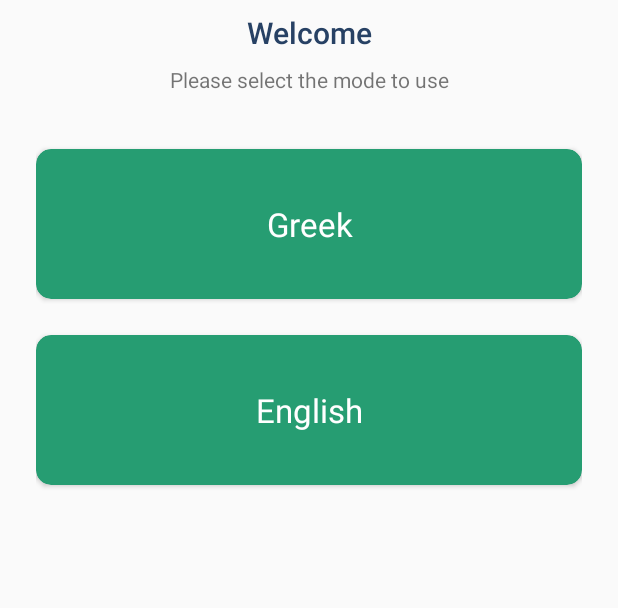
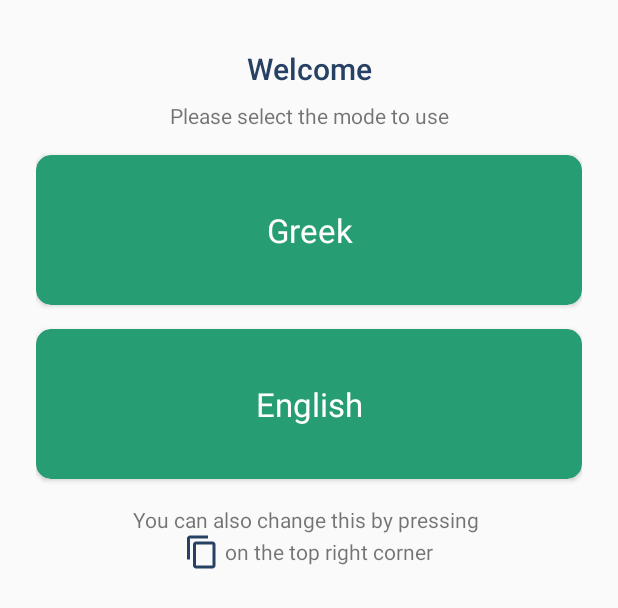
Before and after one commit to riteshakya037/Flashcards-Demo, an Android app: the layout welcome_dialog.xml on its own in the app's theme, with its tools: preview values and no code run, on a phone screen of 412 x 824 dp. Shown: the top 608 px of the screen. Run offline under Robolectric (Android 15) with nearby library versions, the phone set to English and light mode, and no system bars.

Commit message:
-Mode switch completed -Started work on Sets

```diff
--- a/app/src/main/java/com/sorcery/flashcards/CustomViews/WelcomeScreen/WelcomeDialog.java
+++ b/app/src/main/java/com/sorcery/flashcards/CustomViews/WelcomeScreen/WelcomeDialog.java
@@ -2,9 +2,15 @@ package com.sorcery.flashcards.CustomViews.WelcomeScreen;
 
 import android.app.AlertDialog;
 import android.content.Context;
+import android.graphics.Bitmap;
+import android.graphics.BitmapFactory;
 import android.os.Bundle;
 import android.support.v7.widget.CardView;
+import android.text.Spannable;
+import android.text.SpannableStringBuilder;
+import android.text.style.ImageSpan;
 import android.view.View;
+import android.widget.TextView;
 
 import com.sorcery.flashcards.Model.CurrentMode;
 import com.sorcery.flashcards.R;
--- a/app/src/main/res/layout/card_back.xml
+++ b/app/src/main/res/layout/card_back.xml
@@ -50,7 +50,6 @@
             app:mrl_rippleColor="@color/colorAccent"
             app:mrl_rippleDuration="350"
             app:mrl_rippleFadeDuration="75"
-            app:mrl_rippleInAdapter="true"
             app:mrl_rippleHover="true"
             app:mrl_rippleOverlay="false"
             app:mrl_ripplePersistent="true">
--- a/app/src/main/res/layout/welcome_dialog.xml
+++ b/app/src/main/res/layout/welcome_dialog.xml
@@ -1,10 +1,9 @@
 <RelativeLayout xmlns:android="http://schemas.android.com/apk/res/android"
     xmlns:app="http://schemas.android.com/apk/res-auto"
-    xmlns:tools="http://schemas.android.com/tools"
     android:id="@+id/rootView"
     android:layout_width="match_parent"
     android:layout_height="wrap_content"
-    tools:context="com.sorcery.flashcards.CustomViews.WelcomeScreen.ModeSelectionFragment">
+    android:layout_margin="24dp">
 
     <LinearLayout
         android:id="@+id/titleLayout"
@@ -31,11 +30,11 @@
     </LinearLayout>
 
     <LinearLayout
+        android:id="@+id/modeSelector"
         android:layout_width="match_parent"
         android:layout_height="250dp"
         android:layout_below="@id/titleLayout"
         android:gravity="center"
-        android:layout_margin="24dp"
         android:orientation="vertical">
 
 
@@ -43,7 +42,7 @@
             android:id="@+id/greekMode"
             android:layout_width="match_parent"
             android:layout_height="100dp"
-            android:layout_marginBottom="24dp"
+            android:layout_marginBottom="16dp"
             android:background="?android:attr/selectableItemBackground"
             app:cardBackgroundColor="@color/colorPrimaryDark"
             app:cardCornerRadius="10dp">
@@ -74,4 +73,35 @@
         </android.support.v7.widget.CardView>
     </LinearLayout>
 
+    <LinearLayout
+        android:layout_width="match_parent"
+        android:layout_height="wrap_content"
+        android:layout_below="@id/modeSelector"
+        android:gravity="center"
+        android:orientation="vertical">
+
+
+        <TextView
+            android:layout_width="wrap_content"
+            android:layout_height="wrap_content"
+            android:text="You can also change this by pressing " />
+
+
+        <LinearLayout
+            android:layout_width="wrap_content"
+            android:layout_height="wrap_content"
+            android:gravity="center">
+
+            <ImageView
+                android:layout_width="wrap_content"
+                android:layout_height="wrap_content"
+                android:src="@drawable/ic_content_copy_white_24px"
+                android:tint="@color/colorAccent" />
+
+            <TextView
+                android:layout_width="wrap_content"
+                android:layout_height="wrap_content"
+                android:text=" on the top right corner" />
+        </LinearLayout>
+    </LinearLayout>
 </RelativeLayout>
--- /dev/null
+++ b/app/src/main/res/values/ids.xml
@@ -0,0 +1,4 @@
+<?xml version="1.0" encoding="utf-8"?>
+<resources>
+    <item name="startHint" type="id" />
+</resources>
--- a/app/src/main/res/values/strings.xml
+++ b/app/src/main/res/values/strings.xml
@@ -10,4 +10,6 @@
     <string name="click_to_flip_card">(Click to flip card)</string>
     <string name="greek">Greek</string>
     <string name="english">English</string>
+    <string name="set_1">Set 1</string>
+    <string name="dash">-</string>
 </resources>
```
Also changed, not shown: app/src/main/java/com/sorcery/flashcards/Activities/MainActivity.java (+12 -6 lines), app/src/main/java/com/sorcery/flashcards/Activities/ScreenSlidePageFragment.java (+25 -4 lines), app/src/main/java/com/sorcery/flashcards/Adaptors/FragmentStatePager.java (added, +87 -0 lines), app/src/main/java/com/sorcery/flashcards/Adaptors/FragmentStatePagerAdapter.java (deleted, +0 -59 lines), app/src/main/java/com/sorcery/flashcards/Model/CardModel.java (+19 -1 lines), app/src/main/res/drawable/ic_view_module_white_24px.xml (added, +9 -0 lines), app/src/main/res/layout/activity_main.xml (+46 -6 lines).
